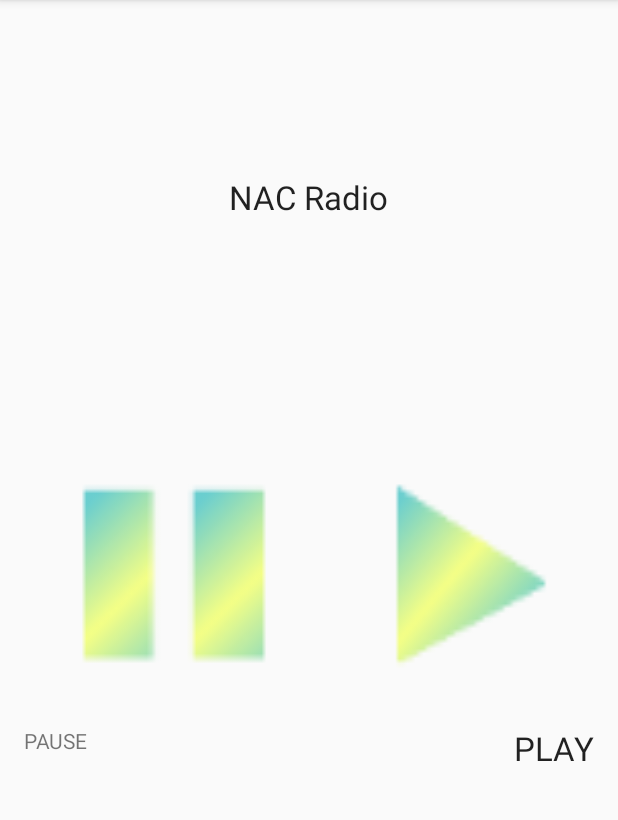
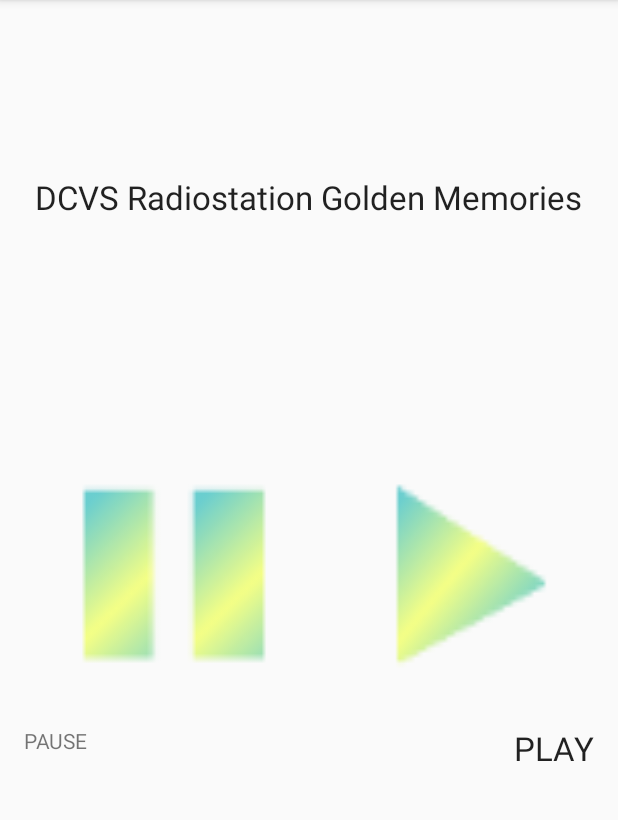
Before and after one commit to kalisynth/DCVSConnect2, an Android app: the DCVSRadio screen opened directly, with no data from a screen before it, after a tap on an icon or button, on a phone screen of 412 x 824 dp, the part 84-904 px from its top. Run offline under Robolectric (Android 15) with nearby library versions, the phone set to English and light mode, and no system bars.

Commit message:
v 103 multi builds

```diff
--- a/app/src/main/java/org/nac/kalisynth/dcvsconnect2/DCVSRadio.java
+++ b/app/src/main/java/org/nac/kalisynth/dcvsconnect2/DCVSRadio.java
@@ -13,6 +13,7 @@ import android.os.Bundle;
 import android.support.v7.app.NotificationCompat;
 import android.view.View;
 import android.widget.MediaController;
+import android.widget.TextView;
 
 //import org.videolan.libvlc.LibVLC;
 //import org.videolan.libvlc.MediaPlayer;
@@ -27,6 +28,16 @@ public class DCVSRadio extends AppCompatActivity implements MediaController.Medi
     protected void onCreate(Bundle savedInstanceState) {
         super.onCreate(savedInstanceState);
         setContentView(R.layout.activity_dcvsradio);
+
+        TextView radiostation =(TextView)findViewById(R.id.radiostationtxt);
+
+        if (BuildConfig.RadioStation.equals("DCVS")){
+            radiostation.setText(getString(R.string.DCVSRadioStation));
+        } else if (BuildConfig.RadioStation.equals("Local")){
+            radiostation.setText(getString(R.string.NACRadiostation));
+        }
+
+
     }
 
     private void launchVLC(String url)
@@ -60,10 +71,20 @@ public class DCVSRadio extends AppCompatActivity implements MediaController.Medi
     }
 
     public void onClickPlay(View v){
-        launchVLC("http://thassos.cdnstream.com:5046/stream");
+        if (BuildConfig.RadioStation.equals("DCVS")){
+            launchVLC("http://thassos.cdnstream.com:5046/stream");
+        } else if (BuildConfig.RadioStation.equals("Local")){
+            launchVLC("http://thassos.cdnstream.com:5049/live");
+        }
+
         NotificationCompat.Builder mBuilder = new NotificationCompat.Builder(this);
         mBuilder.setSmallIcon(R.drawable.ic_stat_play);
-        mBuilder.setContentTitle("DCVS Radio");
+        if (BuildConfig.RadioStation.equals("DCVS")){
+            mBuilder.setContentTitle("DCVS Radio");
+        }else if (BuildConfig.RadioStation.equals("Local")){
+            mBuilder.setContentTitle("NAC Radio");
+        }
+
         mBuilder.setContentText("Radio is Playing");
         NotificationManager mNotificationManager = (NotificationManager) getSystemService(Context.NOTIFICATION_SERVICE);
         mNotificationManager.notify(3, mBuilder.build());
--- a/app/src/main/res/layout/activity_dcvsradio.xml
+++ b/app/src/main/res/layout/activity_dcvsradio.xml
@@ -34,7 +34,7 @@
         android:layout_height="wrap_content"
         android:textAppearance="?android:attr/textAppearanceLarge"
         android:text="@string/NACRadio"
-        android:id="@+id/textView"
+        android:id="@+id/radiostationtxt"
         android:layout_marginBottom="138dp"
         android:layout_above="@+id/pauseBTN"
         android:layout_centerHorizontal="true" />
--- a/app/src/main/res/values/strings.xml
+++ b/app/src/main/res/values/strings.xml
@@ -50,5 +50,9 @@
     <string name="PlayBTN">PLAY</string>
     <string name="PauseBTN">PAUSE</string>
     <string name="NACRadio">NAC Radio</string>
+    <!-- Radio Stations -->
+    <string name="NACRadiostation">Nundah Activity Centre Radiostation</string>
+    <string name="DCVSRadioStation">DCVS Radiostation Golden Memories</string>
+
 
 </resources>
```
Also changed, not shown: app/build.gradle (+12 -0 lines), app/src/main/java/org/nac/kalisynth/dcvsconnect2/DCVSOverlayService.java (+21 -7 lines), 1 other file.
